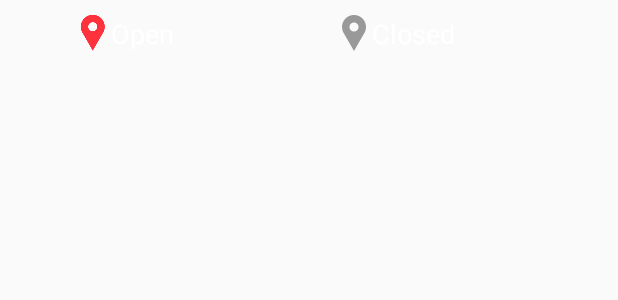
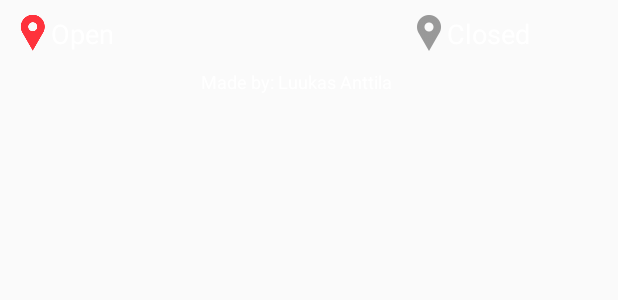
Before and after one commit to liukaslattia/BarsTampere, an Android app: the layout infopopup.xml on its own in the app's theme, with its tools: preview values and no code run, on a phone screen of 412 x 824 dp. Shown: the top 300 px of the screen. Run offline under Robolectric (Android 15) with nearby library versions, the phone set to English and light mode, and no system bars.

Commit message:
Added creator info

```diff
--- a/app/src/main/res/layout/infopopup.xml
+++ b/app/src/main/res/layout/infopopup.xml
@@ -13,14 +13,24 @@
         android:drawableStart="@drawable/marker"
         android:background="#00000000"
         android:layout_marginTop="10dp"
-        android:layout_weight=".50"
+        android:layout_weight=".45"
         android:textColor="#FFFFFF"
         android:textSize="18sp"
-        android:layout_marginLeft="50dp"
+        android:layout_marginLeft="10dp"
         android:text="Open" />
     <TextView
+        android:layout_marginTop="40dp"
+        android:layout_weight=".1"
+        android:id="@+id/creator"
+        android:layout_width="wrap_content"
+        android:layout_height="wrap_content"
+        android:background="#00000000"
+        android:textColor="#FFFFFF"
+        android:textSize="12sp"
+        android:text="Made by: Luukas Anttila" />
+    <TextView
         android:layout_marginTop="10dp"
-        android:layout_weight=".50"
+        android:layout_weight=".45"
         android:id="@+id/markerClosed"
         android:layout_width="wrap_content"
         android:layout_height="wrap_content"
@@ -33,4 +43,5 @@
 
 
 
+
 </LinearLayout>
```
